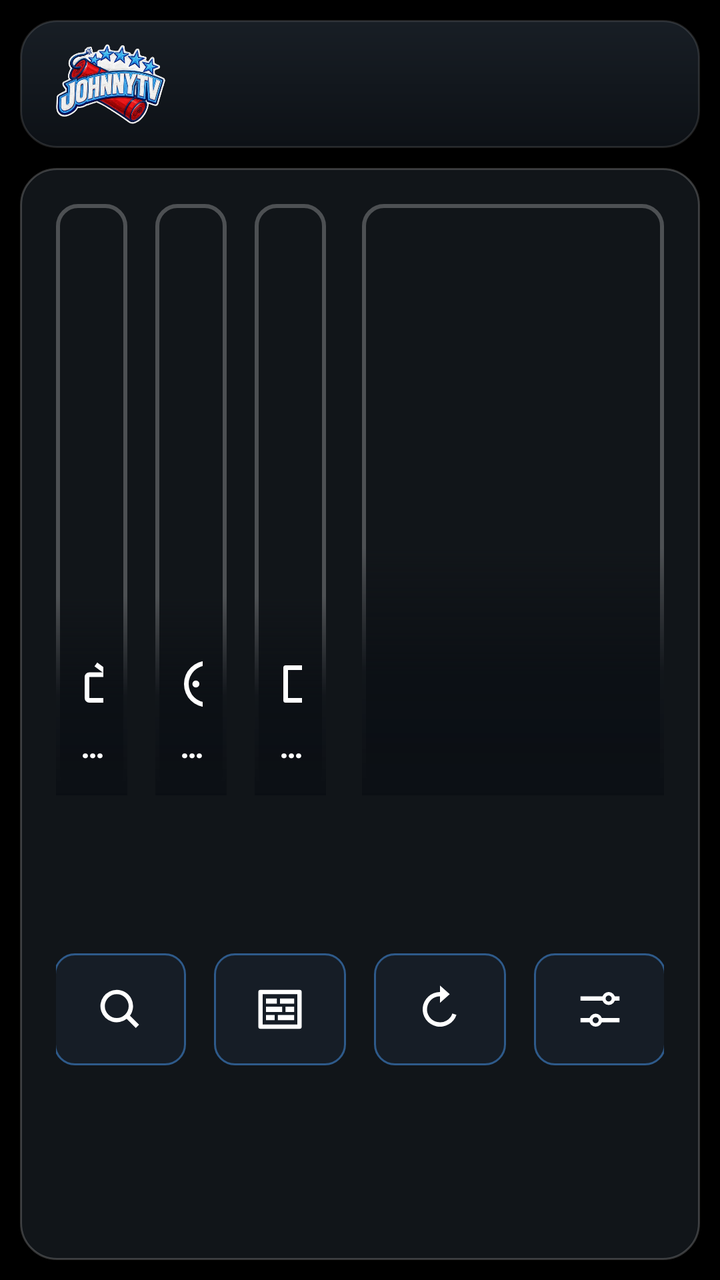
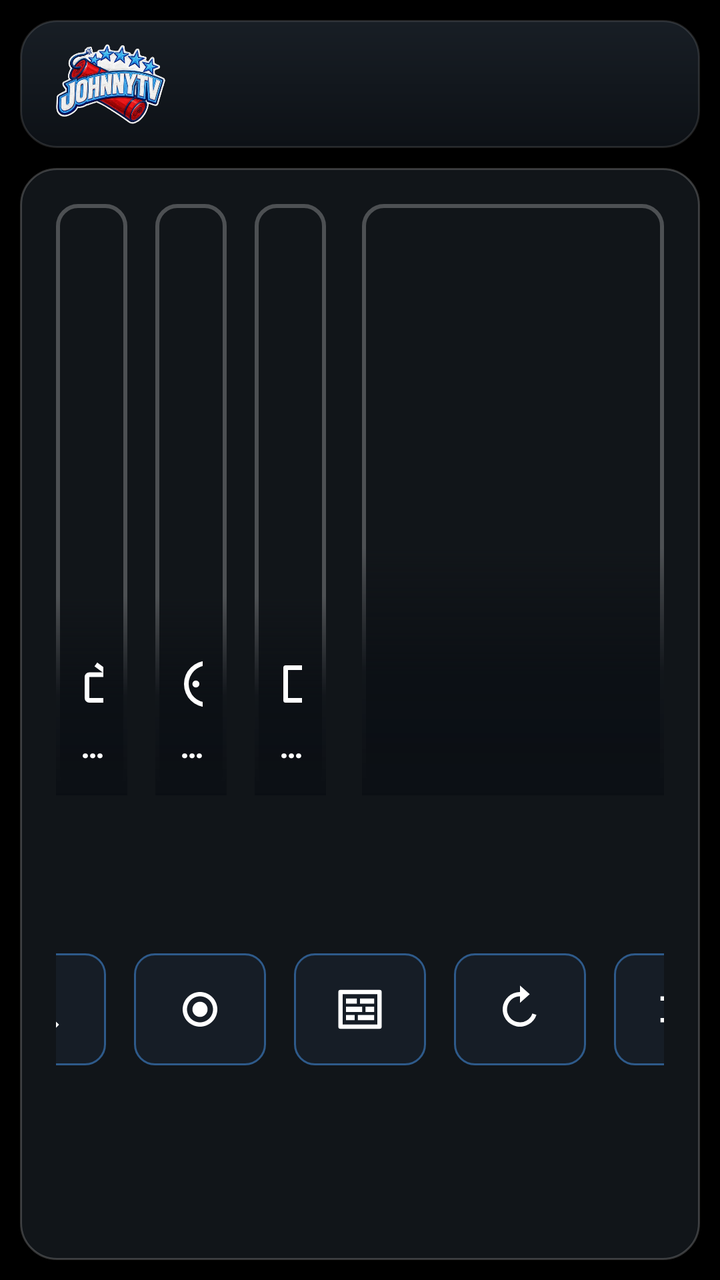

An Android layout rendered at two revisions. The XML below is the earlier revision; the diff shows what the commit changed to produce the second picture.
<!-- AndroidManifest.xml: application theme AppTheme -->
<!-- res/layout/activity_home.xml -->
<?xml version="1.0" encoding="utf-8"?>
<LinearLayout xmlns:android="http://schemas.android.com/apk/res/android"
    android:layout_width="match_parent"
    android:layout_height="match_parent"
    android:background="@color/bg_base"
    android:orientation="vertical"
    android:padding="10dp">

    <LinearLayout
        android:layout_width="match_parent"
        android:layout_height="wrap_content"
        android:background="@drawable/bg_topbar"
        android:gravity="center_vertical"
        android:orientation="horizontal"
        android:paddingStart="18dp"
        android:paddingEnd="18dp"
        android:paddingTop="12dp"
        android:paddingBottom="12dp">

        <ImageView
            android:layout_width="wrap_content"
            android:layout_height="40dp"
            android:adjustViewBounds="true"
            android:contentDescription="@string/app_name"
            android:src="@drawable/logo" />

        <LinearLayout
            android:layout_width="0dp"
            android:layout_height="wrap_content"
            android:layout_weight="1"
            android:gravity="center"
            android:orientation="horizontal">

            <TextView
                android:id="@+id/homeDate"
                android:layout_width="wrap_content"
                android:layout_height="wrap_content"
                android:textColor="@color/text_primary"
                android:textSize="18sp" />

            <TextView
                android:id="@+id/homeClock"
                android:layout_width="wrap_content"
                android:layout_height="wrap_content"
                android:layout_marginStart="28dp"
                android:textColor="@color/text_primary"
                android:textSize="18sp"
                android:textStyle="bold" />
        </LinearLayout>

        <View
            android:layout_width="90dp"
            android:layout_height="1dp" />
    </LinearLayout>

    
    <LinearLayout
        android:id="@+id/homeMessage"
        android:layout_width="match_parent"
        android:layout_height="wrap_content"
        android:layout_marginTop="10dp"
        android:background="@drawable/bg_message"
        android:gravity="center_vertical"
        android:orientation="horizontal"
        android:paddingStart="14dp"
        android:paddingEnd="14dp"
        android:paddingTop="14dp"
        android:paddingBottom="14dp"
        android:visibility="gone">

        <View
            android:layout_width="4dp"
            android:layout_height="match_parent"
            android:layout_marginEnd="16dp"
            android:minHeight="34dp"
            android:background="@drawable/bg_message_accent" />

        <LinearLayout
            android:layout_width="0dp"
            android:layout_height="wrap_content"
            android:layout_weight="1"
            android:orientation="vertical">

            
            <TextView
                android:id="@+id/homeMessageText"
                android:layout_width="match_parent"
                android:layout_height="wrap_content"
                android:ellipsize="end"
                android:maxLines="2"
                android:textColor="@color/text_primary"
                android:textSize="19sp"
                android:textStyle="bold" />

            
            <TextView
                android:id="@+id/homeMessageDetail"
                android:layout_width="match_parent"
                android:layout_height="wrap_content"
                android:layout_marginTop="3dp"
                android:ellipsize="end"
                android:maxLines="2"
                android:textColor="@color/text_secondary"
                android:textSize="14sp"
                android:visibility="gone" />
        </LinearLayout>

        <TextView
            android:id="@+id/homeMessageDismiss"
            android:layout_width="wrap_content"
            android:layout_height="wrap_content"
            android:layout_marginStart="18dp"
            android:background="@drawable/bg_message_button"
            android:focusable="true"
            android:nextFocusDown="@id/tileLive"
            android:nextFocusRight="@id/homeMessageDismiss"
            android:paddingStart="18dp"
            android:paddingEnd="18dp"
            android:paddingTop="8dp"
            android:paddingBottom="8dp"
            android:text="@string/message_got_it"
            android:textColor="@color/text_primary"
            android:textSize="14sp" />
    </LinearLayout>

    <LinearLayout
        android:layout_width="match_parent"
        android:layout_height="0dp"
        android:layout_marginTop="10dp"
        android:layout_weight="1"
        android:background="@drawable/bg_panel"
        android:orientation="vertical"
        android:padding="18dp">

        <LinearLayout
            android:layout_width="match_parent"
            android:layout_height="0dp"
            android:layout_weight="58"
            android:orientation="horizontal">

        <FrameLayout
            android:id="@+id/tileLive"
            android:layout_width="0dp"
            android:layout_height="match_parent"
            android:layout_weight="1"
            android:background="@drawable/bg_poster_card"
            android:clickable="true"
            android:focusable="true"
            android:foreground="@drawable/fg_card_press">

            <ImageView
                android:id="@+id/liveArt"
                android:layout_width="match_parent"
                android:layout_height="match_parent"
                android:contentDescription="@string/live_tv"
                android:scaleType="centerCrop" />

            <LinearLayout
                android:layout_width="match_parent"
                android:layout_height="wrap_content"
                android:layout_gravity="bottom"
                android:background="@drawable/bg_card_label"
                android:orientation="vertical"
                android:paddingStart="12dp"
                android:paddingEnd="12dp"
                android:paddingTop="30dp"
                android:paddingBottom="14dp">

                <ImageView
                    android:layout_width="28dp"
                    android:layout_height="28dp"
                    android:contentDescription="@string/live_tv"
                    android:src="@drawable/ic_live" />

                <TextView
                    android:layout_width="match_parent"
                    android:layout_height="wrap_content"
                    android:layout_marginTop="6dp"
                    android:breakStrategy="simple"
                    android:ellipsize="end"
                    android:hyphenationFrequency="none"
                    android:letterSpacing="0.05"
                    android:maxLines="1"
                    android:text="@string/live_tv"
                    android:textAllCaps="true"
                    android:textColor="#FFFFFFFF"
                    android:textSize="16sp"
                    android:textStyle="bold" />
            </LinearLayout>
        </FrameLayout>
        <FrameLayout
            android:id="@+id/tileSeries"
            android:layout_width="0dp"
            android:layout_height="match_parent"
            android:layout_marginStart="14dp"
            android:layout_weight="1"
            android:background="@drawable/bg_poster_card"
            android:clickable="true"
            android:focusable="true"
            android:foreground="@drawable/fg_card_press">

            <ImageView
                android:id="@+id/seriesArt"
                android:layout_width="match_parent"
                android:layout_height="match_parent"
                android:contentDescription="@string/series"
                android:scaleType="centerCrop" />


            <LinearLayout
                android:layout_width="match_parent"
                android:layout_height="wrap_content"
                android:layout_gravity="bottom"
                android:background="@drawable/bg_card_label"
                android:orientation="vertical"
                android:paddingStart="12dp"
                android:paddingEnd="12dp"
                android:paddingTop="30dp"
                android:paddingBottom="14dp">

                <ImageView
                    android:layout_width="28dp"
                    android:layout_height="28dp"
                    android:contentDescription="@string/series"
                    android:src="@drawable/ic_series" />

                <TextView
                    android:layout_width="match_parent"
                    android:layout_height="wrap_content"
                    android:layout_marginTop="6dp"
                    android:breakStrategy="simple"
                    android:ellipsize="end"
                    android:hyphenationFrequency="none"
                    android:letterSpacing="0.05"
                    android:maxLines="1"
                    android:text="@string/series"
                    android:textAllCaps="true"
                    android:textColor="#FFFFFFFF"
                    android:textSize="16sp"
                    android:textStyle="bold" />
            </LinearLayout>
        </FrameLayout>
        <FrameLayout
            android:id="@+id/tileMovies"
            android:layout_width="0dp"
            android:layout_height="match_parent"
            android:layout_marginStart="14dp"
            android:layout_weight="1"
            android:background="@drawable/bg_poster_card"
            android:clickable="true"
            android:focusable="true"
            android:foreground="@drawable/fg_card_press">

            <ImageView
                android:id="@+id/moviesArt"
                android:layout_width="match_parent"
                android:layout_height="match_parent"
                android:contentDescription="@string/movies"
                android:scaleType="centerCrop" />


            <LinearLayout
                android:layout_width="match_parent"
                android:layout_height="wrap_content"
                android:layout_gravity="bottom"
                android:background="@drawable/bg_card_label"
                android:orientation="vertical"
                android:paddingStart="12dp"
                android:paddingEnd="12dp"
                android:paddingTop="30dp"
                android:paddingBottom="14dp">

                <ImageView
                    android:layout_width="28dp"
                    android:layout_height="28dp"
                    android:contentDescription="@string/movies"
                    android:src="@drawable/ic_movies" />

                <TextView
                    android:layout_width="match_parent"
                    android:layout_height="wrap_content"
                    android:layout_marginTop="6dp"
                    android:breakStrategy="simple"
                    android:ellipsize="end"
                    android:hyphenationFrequency="none"
                    android:letterSpacing="0.05"
                    android:maxLines="1"
                    android:text="@string/movies"
                    android:textAllCaps="true"
                    android:textColor="#FFFFFFFF"
                    android:textSize="16sp"
                    android:textStyle="bold" />
            </LinearLayout>
        </FrameLayout>
            <FrameLayout
                android:id="@+id/featuredPanel"
                android:layout_width="0dp"
                android:layout_height="match_parent"
                android:layout_marginStart="18dp"
                android:layout_weight="4.2"
                android:background="@drawable/bg_poster_card"
                android:clickable="true"
                android:focusable="true"
                android:foreground="@drawable/fg_card_press">

                <ImageView
                    android:id="@+id/featuredArt"
                    android:layout_width="match_parent"
                    android:layout_height="match_parent"
                    android:contentDescription="@string/featured"
                    android:scaleType="centerCrop" />

                <LinearLayout
                    android:layout_width="match_parent"
                    android:layout_height="wrap_content"
                    android:layout_gravity="bottom"
                    android:background="@drawable/bg_card_label"
                    android:orientation="vertical"
                    android:paddingStart="20dp"
                    android:paddingEnd="20dp"
                    android:paddingTop="46dp"
                    android:paddingBottom="14dp">

                    <TextView
                        android:id="@+id/featuredTitle"
                        android:layout_width="match_parent"
                        android:layout_height="wrap_content"
                        android:breakStrategy="simple"
                        android:ellipsize="end"
                        android:hyphenationFrequency="none"
                        android:letterSpacing="0.08"
                        android:maxLines="1"
                        android:textColor="#FFFFFFFF"
                        android:textSize="28sp"
                        android:textStyle="bold" />

                    <TextView
                        android:id="@+id/featuredMeta"
                        android:layout_width="match_parent"
                        android:layout_height="wrap_content"
                        android:layout_marginTop="6dp"
                        android:ellipsize="end"
                        android:maxLines="1"
                        android:textColor="#FFE2E8EF"
                        android:textSize="15sp" />
                </LinearLayout>
            </FrameLayout>
        </LinearLayout>

        <LinearLayout
            android:layout_width="match_parent"
            android:layout_height="0dp"
            android:layout_weight="42"
            android:gravity="center"
            android:orientation="horizontal">

        <ImageView
            android:id="@+id/homeSearch"
            android:layout_width="66dp"
            android:layout_height="56dp"
            android:background="@drawable/bg_action_button"
            android:clickable="true"
            android:contentDescription="@string/search_hint"
            android:focusable="true"
            android:padding="15dp"
            android:src="@drawable/ic_search" />
        <ImageView
            android:id="@+id/homeEpg"
            android:layout_width="66dp"
            android:layout_height="56dp"
            android:layout_marginStart="14dp"
            android:background="@drawable/bg_action_button"
            android:clickable="true"
            android:contentDescription="@string/tv_guide"
            android:focusable="true"
            android:padding="15dp"
            android:src="@drawable/ic_epg" />
        <ImageView
            android:id="@+id/homeRefresh"
            android:layout_width="66dp"
            android:layout_height="56dp"
            android:layout_marginStart="14dp"
            android:background="@drawable/bg_action_button"
            android:clickable="true"
            android:contentDescription="@string/refresh_content"
            android:focusable="true"
            android:padding="15dp"
            android:src="@drawable/ic_refresh" />
        <ImageView
            android:id="@+id/homeSettings"
            android:layout_width="66dp"
            android:layout_height="56dp"
            android:layout_marginStart="14dp"
            android:background="@drawable/bg_action_button"
            android:clickable="true"
            android:contentDescription="@string/settings"
            android:focusable="true"
            android:padding="15dp"
            android:src="@drawable/ic_settings" />
        </LinearLayout>
    </LinearLayout>
</LinearLayout>
<!-- resources referenced by this layout -->
<resources>
  <color name="bg_base">#FF000000</color>
  <color name="text_primary">#FFF2F5F8</color>
  <color name="text_secondary">#FFA6B2BF</color>
  <!-- drawable bg_message (drawable) -->
  <?xml version="1.0" encoding="utf-8"?>
  <shape xmlns:android="http://schemas.android.com/apk/res/android"
      android:shape="rectangle">
      <solid android:color="#1F2E7DF7" />
      <stroke android:width="1dp" android:color="#662E7DF7" />
      <corners android:radius="12dp" />
  </shape>
  <!-- drawable bg_message_accent (drawable) -->
  <?xml version="1.0" encoding="utf-8"?>
  <shape xmlns:android="http://schemas.android.com/apk/res/android"
      android:shape="rectangle">
      <solid android:color="@color/brand_primary" />
      <corners android:radius="3dp" />
  </shape>
  <!-- drawable bg_panel (drawable) -->
  <?xml version="1.0" encoding="utf-8"?>
  <shape xmlns:android="http://schemas.android.com/apk/res/android" android:shape="rectangle">
      <solid android:color="@color/bg_surface" />
      <corners android:radius="18dp" />
      <stroke android:width="1dp" android:color="#33FFFFFF" />
  </shape>
  <!-- drawable bg_topbar (drawable) -->
  <?xml version="1.0" encoding="utf-8"?>
  <shape xmlns:android="http://schemas.android.com/apk/res/android" android:shape="rectangle">
      <gradient
          android:angle="270"
          android:startColor="#FF181E25"
          android:endColor="#FF0D1116" />
      <corners android:radius="18dp" />
      <stroke android:width="1dp" android:color="#1FFFFFFF" />
  </shape>
  <!-- drawable ic_refresh (drawable) -->
  <vector xmlns:android="http://schemas.android.com/apk/res/android"
      android:width="24dp" android:height="24dp"
      android:viewportWidth="24" android:viewportHeight="24"
      android:tint="#FFFFFFFF">
      <path android:fillColor="#FFFFFFFF"
          android:pathData="M12,4a8,8 0 1 0 7.6,10.5l-1.9,-0.6A6,6 0 1 1 12,6v3l4.5,-4 -4.5,-4z" />
  </vector>
  <!-- drawable ic_search (drawable) -->
  <vector xmlns:android="http://schemas.android.com/apk/res/android"
      android:width="24dp" android:height="24dp"
      android:viewportWidth="24" android:viewportHeight="24"
      android:tint="#FFFFFFFF">
      <path android:fillColor="#FFFFFFFF"
          android:pathData="M10.5,3a7.5,7.5 0 1 0 4.6,13.4l4.2,4.2 1.5,-1.5 -4.2,-4.2A7.5,7.5 0 0 0 10.5,3zM10.5,5a5.5,5.5 0 1 1 0,11a5.5,5.5 0 0 1 0,-11z" />
  </vector>
  <string name="app_name">JohnnyTV</string>
  <string name="featured">Featured</string>
  <string name="live_tv">Live TV</string>
  <string name="message_got_it">Got it</string>
  <string name="movies">Movies</string>
  <string name="refresh_content">Refresh content now</string>
  <string name="search_hint">Search</string>
  <string name="series">Series</string>
  <string name="settings">Settings</string>
  <string name="tv_guide">TV Guide</string>
  <color name="brand_primary">#FF2E7DF7</color>
  <color name="brand_accent">#FF32D6A0</color>
  <color name="focus_fill">#FF2E7DF7</color>
  <color name="bg_surface">#FF111519</color>
  <color name="brand_primary_dark">#FF1B4FA8</color>
  <!-- unchanged entries left out for length: 12 -->
</resources>

<!-- the commit's change to res/layout/activity_home.xml (unified diff, before → after) -->
@@ -365,6 +365,17 @@
             android:padding="15dp"
             android:src="@drawable/ic_search" />
         <ImageView
+            android:id="@+id/homeRecordings"
+            android:layout_width="66dp"
+            android:layout_height="56dp"
+            android:layout_marginStart="14dp"
+            android:background="@drawable/bg_action_button"
+            android:clickable="true"
+            android:contentDescription="@string/recordings"
+            android:focusable="true"
+            android:padding="15dp"
+            android:src="@drawable/ic_record" />
+        <ImageView
             android:id="@+id/homeEpg"
             android:layout_width="66dp"
             android:layout_height="56dp"
<!-- resource entries referenced after the edit -->
@@ -35,6 +35,20 @@
       <corners android:radius="18dp" />
       <stroke android:width="1dp" android:color="#1FFFFFFF" />
   </shape>
+  <!-- drawable ic_record (drawable) -->
+  <vector xmlns:android="http://schemas.android.com/apk/res/android"
+      android:width="24dp"
+      android:height="24dp"
+      android:viewportWidth="24"
+      android:viewportHeight="24"
+      android:tint="#FFFFFFFF">
+      <path
+          android:fillColor="#FFFFFFFF"
+          android:pathData="M12,4c-4.42,0 -8,3.58 -8,8s3.58,8 8,8 8,-3.58 8,-8 -3.58,-8 -8,-8zM12,18c-3.31,0 -6,-2.69 -6,-6s2.69,-6 6,-6 6,2.69 6,6 -2.69,6 -6,6z" />
+      <path
+          android:fillColor="#FFFFFFFF"
+          android:pathData="M12,8.5c-1.93,0 -3.5,1.57 -3.5,3.5s1.57,3.5 3.5,3.5 3.5,-1.57 3.5,-3.5 -1.57,-3.5 -3.5,-3.5z" />
+  </vector>
   <!-- drawable ic_refresh (drawable) -->
   <vector xmlns:android="http://schemas.android.com/apk/res/android"
       android:width="24dp" android:height="24dp"
@@ -56,6 +70,7 @@
   <string name="live_tv">Live TV</string>
   <string name="message_got_it">Got it</string>
   <string name="movies">Movies</string>
+  <string name="recordings">Recordings</string>
   <string name="refresh_content">Refresh content now</string>
   <string name="search_hint">Search</string>
   <string name="series">Series</string>
